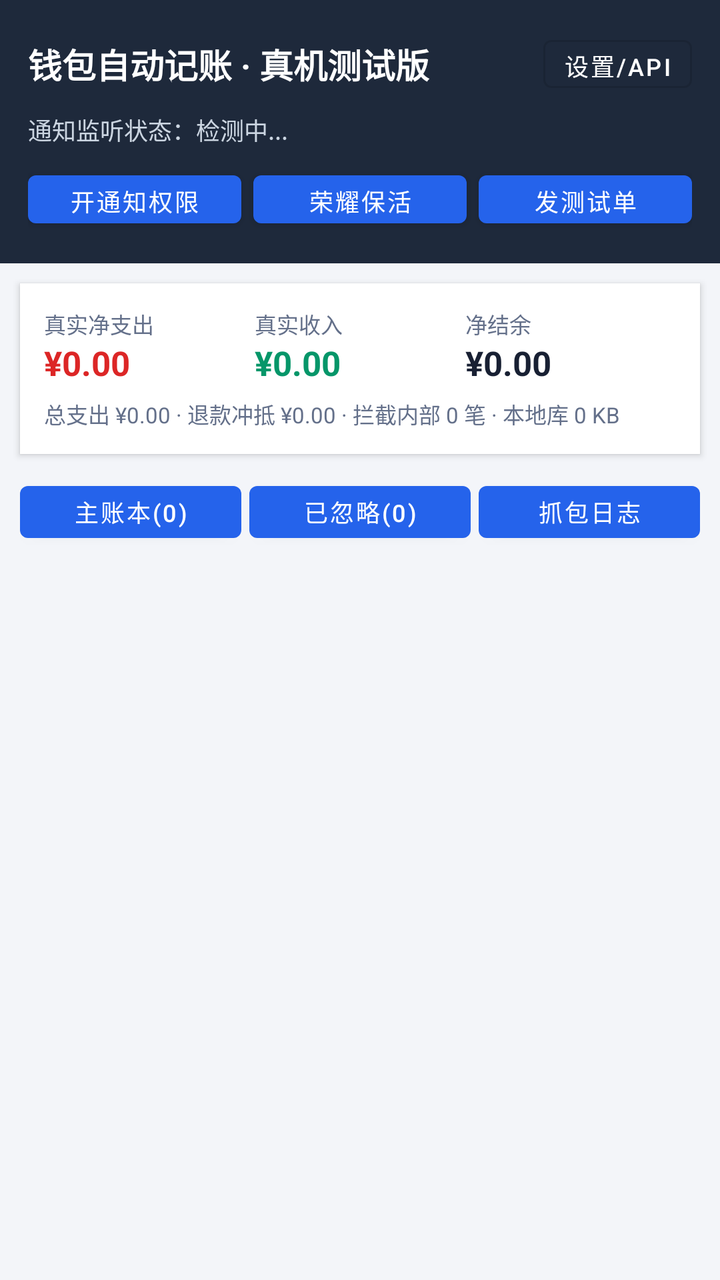
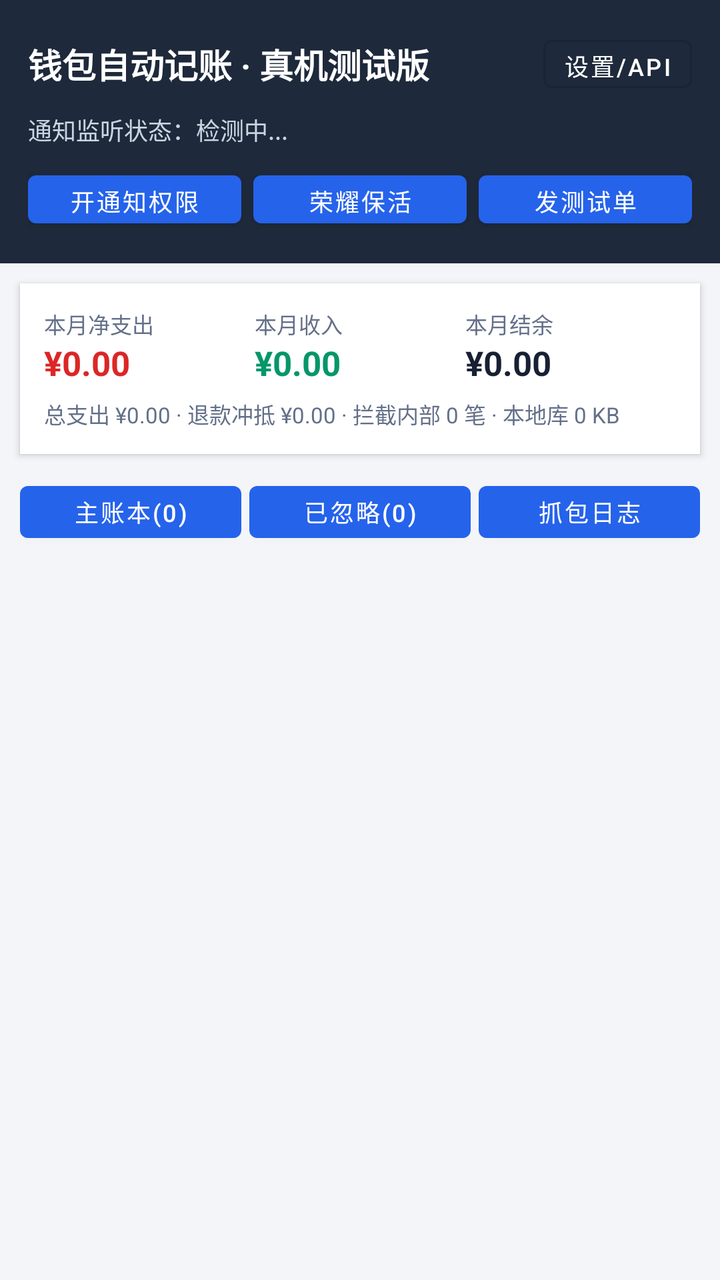

Before-and-after screenshots of an Android layout around one commit, followed by the original layout XML and the change that was made.
<!-- AndroidManifest.xml: application theme Theme.WalletWatcher -->
<!-- res/layout/activity_main.xml -->
<?xml version="1.0" encoding="utf-8"?>
<LinearLayout xmlns:android="http://schemas.android.com/apk/res/android"
    android:layout_width="match_parent"
    android:layout_height="match_parent"
    android:background="@color/bg_page"
    android:orientation="vertical">

    
    <LinearLayout
        android:layout_width="match_parent"
        android:layout_height="wrap_content"
        android:background="#1E293B"
        android:orientation="vertical"
        android:padding="14dp">

        <LinearLayout
            android:layout_width="match_parent"
            android:layout_height="wrap_content"
            android:gravity="center_vertical"
            android:orientation="horizontal">

            <TextView
                android:layout_width="0dp"
                android:layout_height="wrap_content"
                android:layout_weight="1"
                android:text="钱包自动记账 · 真机测试版"
                android:textColor="#FFFFFF"
                android:textSize="17sp"
                android:textStyle="bold" />

            <Button
                android:id="@+id/btnSettings"
                style="@style/Widget.MaterialComponents.Button.OutlinedButton"
                android:layout_width="wrap_content"
                android:layout_height="36dp"
                android:minWidth="0dp"
                android:paddingHorizontal="10dp"
                android:text="设置/API"
                android:textColor="#FFFFFF"
                android:textSize="12sp" />
        </LinearLayout>

        <TextView
            android:id="@+id/tvServiceStatus"
            android:layout_width="match_parent"
            android:layout_height="wrap_content"
            android:layout_marginTop="6dp"
            android:text="通知监听状态：检测中..."
            android:textColor="#CBD5E1"
            android:textSize="12sp" />

        
        <LinearLayout
            android:layout_width="match_parent"
            android:layout_height="wrap_content"
            android:layout_marginTop="8dp"
            android:orientation="horizontal">

            <Button
                android:id="@+id/btnGrantNotify"
                android:layout_width="0dp"
                android:layout_height="36dp"
                android:layout_marginEnd="6dp"
                android:layout_weight="1"
                android:text="开通知权限"
                android:textSize="12sp" />

            <Button
                android:id="@+id/btnBatteryGuard"
                android:layout_width="0dp"
                android:layout_height="36dp"
                android:layout_marginEnd="6dp"
                android:layout_weight="1"
                android:text="荣耀保活"
                android:textSize="12sp" />

            <Button
                android:id="@+id/btnSelfTest"
                android:layout_width="0dp"
                android:layout_height="36dp"
                android:layout_weight="1"
                android:text="发测试单"
                android:textSize="12sp" />
        </LinearLayout>
    </LinearLayout>

    
    <LinearLayout
        android:layout_width="match_parent"
        android:layout_height="wrap_content"
        android:layout_margin="10dp"
        android:background="@color/surface"
        android:elevation="2dp"
        android:orientation="vertical"
        android:padding="12dp">

        <LinearLayout
            android:layout_width="match_parent"
            android:layout_height="wrap_content"
            android:orientation="horizontal">

            <LinearLayout
                android:layout_width="0dp"
                android:layout_height="wrap_content"
                android:layout_weight="1"
                android:orientation="vertical">

                <TextView
                    android:layout_width="wrap_content"
                    android:layout_height="wrap_content"
                    android:text="真实净支出"
                    android:textColor="@color/text_muted"
                    android:textSize="11sp" />

                <TextView
                    android:id="@+id/tvNetExpense"
                    android:layout_width="wrap_content"
                    android:layout_height="wrap_content"
                    android:text="¥0.00"
                    android:textColor="@color/expense_red"
                    android:textSize="17sp"
                    android:textStyle="bold" />
            </LinearLayout>

            <LinearLayout
                android:layout_width="0dp"
                android:layout_height="wrap_content"
                android:layout_weight="1"
                android:orientation="vertical">

                <TextView
                    android:layout_width="wrap_content"
                    android:layout_height="wrap_content"
                    android:text="真实收入"
                    android:textColor="@color/text_muted"
                    android:textSize="11sp" />

                <TextView
                    android:id="@+id/tvIncome"
                    android:layout_width="wrap_content"
                    android:layout_height="wrap_content"
                    android:text="¥0.00"
                    android:textColor="@color/income_green"
                    android:textSize="17sp"
                    android:textStyle="bold" />
            </LinearLayout>

            <LinearLayout
                android:layout_width="0dp"
                android:layout_height="wrap_content"
                android:layout_weight="1"
                android:orientation="vertical">

                <TextView
                    android:layout_width="wrap_content"
                    android:layout_height="wrap_content"
                    android:text="净结余"
                    android:textColor="@color/text_muted"
                    android:textSize="11sp" />

                <TextView
                    android:id="@+id/tvBalance"
                    android:layout_width="wrap_content"
                    android:layout_height="wrap_content"
                    android:text="¥0.00"
                    android:textColor="@color/text_main"
                    android:textSize="17sp"
                    android:textStyle="bold" />
            </LinearLayout>
        </LinearLayout>

        <TextView
            android:id="@+id/tvSubStats"
            android:layout_width="match_parent"
            android:layout_height="wrap_content"
            android:layout_marginTop="6dp"
            android:text="总支出 ¥0.00 · 退款冲抵 ¥0.00 · 拦截内部 0 笔 · 本地库 0 KB"
            android:textColor="@color/text_muted"
            android:textSize="11sp" />
    </LinearLayout>

    
    <LinearLayout
        android:layout_width="match_parent"
        android:layout_height="wrap_content"
        android:orientation="horizontal"
        android:paddingHorizontal="10dp">

        <Button
            android:id="@+id/tabLedger"
            android:layout_width="0dp"
            android:layout_height="38dp"
            android:layout_marginEnd="4dp"
            android:layout_weight="1"
            android:text="主账本(0)"
            android:textSize="12sp" />

        <Button
            android:id="@+id/tabIgnored"
            android:layout_width="0dp"
            android:layout_height="38dp"
            android:layout_marginEnd="4dp"
            android:layout_weight="1"
            android:text="已忽略(0)"
            android:textSize="12sp" />

        <Button
            android:id="@+id/tabLogs"
            android:layout_width="0dp"
            android:layout_height="38dp"
            android:layout_weight="1"
            android:text="抓包日志"
            android:textSize="12sp" />
    </LinearLayout>

    
    <LinearLayout
        android:id="@+id/logToolbar"
        android:layout_width="match_parent"
        android:layout_height="wrap_content"
        android:orientation="horizontal"
        android:paddingHorizontal="10dp"
        android:paddingTop="6dp"
        android:visibility="gone">

        <Button
            android:id="@+id/btnCopySamples"
            android:layout_width="0dp"
            android:layout_height="36dp"
            android:layout_marginEnd="6dp"
            android:layout_weight="1"
            android:text="复制脱敏通知样本"
            android:textSize="12sp" />

        <Button
            android:id="@+id/btnClearAll"
            android:layout_width="wrap_content"
            android:layout_height="36dp"
            android:text="清空记录"
            android:textSize="12sp" />
    </LinearLayout>

    <TextView
        android:id="@+id/tvEmpty"
        android:layout_width="match_parent"
        android:layout_height="wrap_content"
        android:gravity="center"
        android:padding="28dp"
        android:text="暂无记录。请先点击上方“开通知权限”，日常消费/收款后将自动记账。"
        android:textColor="@color/text_muted"
        android:textSize="13sp"
        android:visibility="gone" />

    <androidx.recyclerview.widget.RecyclerView
        android:id="@+id/recyclerView"
        android:layout_width="match_parent"
        android:layout_height="0dp"
        android:layout_weight="1"
        android:padding="10dp" />

</LinearLayout>
<!-- resources referenced by this layout -->
<resources>
  <color name="bg_page">#F3F5F9</color>
  <color name="expense_red">#DC2626</color>
  <color name="income_green">#059669</color>
  <color name="surface">#FFFFFF</color>
  <color name="text_main">#182033</color>
  <color name="text_muted">#64708A</color>
  <style name="Theme.WalletWatcher" parent="Theme.MaterialComponents.Light.NoActionBar">
          <item name="colorPrimary">@color/primary</item>
          <item name="colorPrimaryVariant">@color/primary</item>
          <item name="colorOnPrimary">#FFFFFF</item>
          <item name="android:statusBarColor">#1E293B</item>
      </style>
  <color name="primary">#2563EB</color>
</resources>

<!-- the commit's change to res/layout/activity_main.xml (unified diff, before → after) -->
@@ -108,7 +108,7 @@
                 <TextView
                     android:layout_width="wrap_content"
                     android:layout_height="wrap_content"
-                    android:text="真实净支出"
+                    android:text="本月净支出"
                     android:textColor="@color/text_muted"
                     android:textSize="11sp" />
 
@@ -131,7 +131,7 @@
                 <TextView
                     android:layout_width="wrap_content"
                     android:layout_height="wrap_content"
-                    android:text="真实收入"
+                    android:text="本月收入"
                     android:textColor="@color/text_muted"
                     android:textSize="11sp" />
 
@@ -154,7 +154,7 @@
                 <TextView
                     android:layout_width="wrap_content"
                     android:layout_height="wrap_content"
-                    android:text="净结余"
+                    android:text="本月结余"
                     android:textColor="@color/text_muted"
                     android:textSize="11sp" />
 
